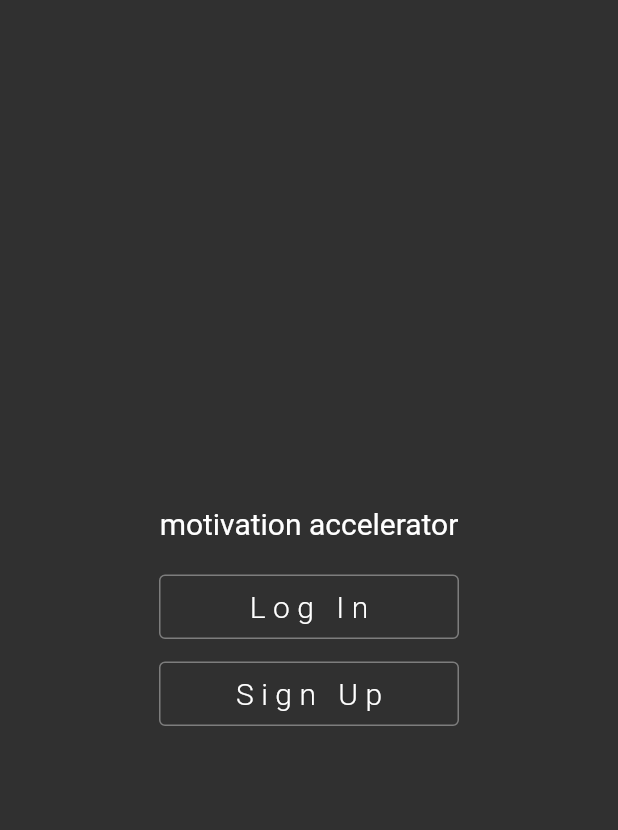
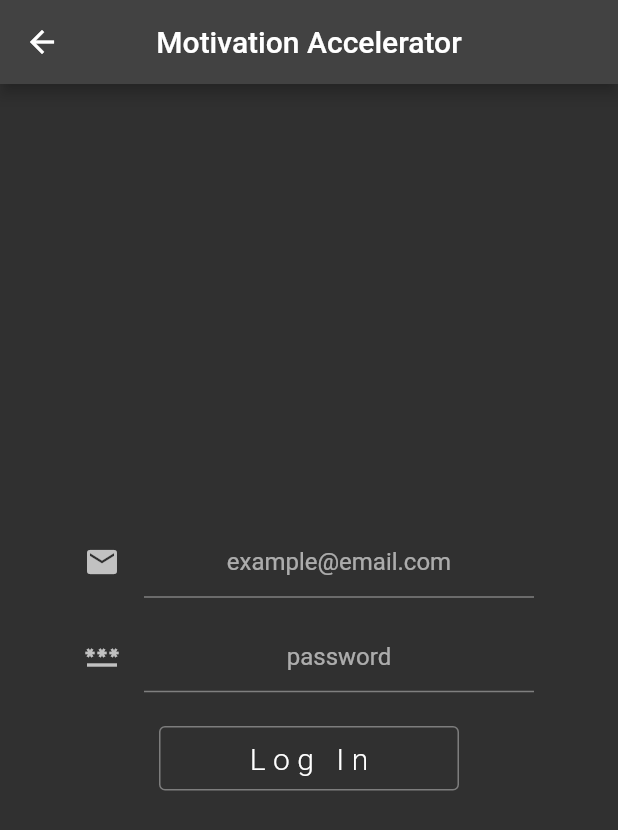
Before and after one commit to hiromu-saito/motivation-accelerator, a Flutter app: the screen it shows after launch, after a tap on "Log In", on a phone screen of 412 x 824 dp. Shown: the top 830 px of the screen. Run offline on Flutter 3.47's test engine with Material 2 defaults, Android fonts, the phone set to English and light mode, and no system bars; drawn by our look-alikes of animated_text_kit; our stand-ins replace firebase_auth, firebase_core, flutter_easyloading; accounts and stored records are empty.

Commit message:
add login process

```diff
--- a/lib/screen/login_screen.dart
+++ b/lib/screen/login_screen.dart
@@ -0,0 +1,98 @@
+import 'package:firebase_auth/firebase_auth.dart';
+import 'package:flutter/cupertino.dart';
+import 'package:flutter/material.dart';
+import 'package:flutter_easyloading/flutter_easyloading.dart';
+import 'package:motivation_accelerator/constants.dart';
+import 'package:motivation_accelerator/utility.dart';
+
+class LoginScreen extends StatefulWidget {
+  const LoginScreen({Key? key}) : super(key: key);
+
+  @override
+  State<LoginScreen> createState() => _LoginScreenState();
+}
+
+class _LoginScreenState extends State<LoginScreen> {
+  late String email;
+  late String password;
+  FirebaseAuth auth = FirebaseAuth.instance;
+
+  @override
+  Widget build(BuildContext context) {
+    return Scaffold(
+      appBar: AppBar(
+        centerTitle: true,
+        title: const Text(
+          'Motivation Accelerator',
+        ),
+      ),
+      body: Center(
+        child: Column(
+          mainAxisAlignment: MainAxisAlignment.center,
+          children: <Widget>[
+            SizedBox(
+              width: 300,
+              child: TextField(
+                keyboardType: TextInputType.emailAddress,
+                textAlign: TextAlign.center,
+                decoration: const InputDecoration(
+                  icon: Icon(Icons.email),
+                  hintText: 'example@email.com',
+                ),
+                onChanged: (value) {
+                  email = value;
+                },
+              ),
+            ),
+            const SizedBox(
+              height: 15.0,
+            ),
+            SizedBox(
+              width: 300,
+              child: TextField(
+                textAlign: TextAlign.center,
+                decoration: const InputDecoration(
+                  icon: Icon(Icons.password),
+                  hintText: 'password',
+                ),
+                onChanged: (value) {
+                  password = value;
+                },
+              ),
+            ),
+            const SizedBox(
+              height: 20.0,
+            ),
+            TextButton(
+              child: const Text(
+                'Log In',
+                style: ktButtonTextStyle,
+              ),
+              style: ktButtonStyle,
+              onPressed: () async {
+                EasyLoading.show(status: 'login...');
+                try {
+                  UserCredential userCredential =
+                      await FirebaseAuth.instance.signInWithEmailAndPassword(
+                    email: email,
+                    password: password,
+                  );
+                } on FirebaseAuthException catch (e) {
+                  if (e.code == 'user-not-found') {
+                    showErrorDialog(context, '未登録のメールアドレスです。');
+                  } else if (e.code == 'wrong-password') {
+                    showErrorDialog(context, 'パスワードが間違っています。');
+                  }
+                } catch (e) {
+                  showErrorDialog(context, 'エラーが発生しました。');
+                } finally {
+                  EasyLoading.dismiss();
+                }
+              },
+            ),
+          ],
+        ),
+      ),
+    );
+  }
+}
--- a/lib/screen/welcome_screen.dart
+++ b/lib/screen/welcome_screen.dart
@@ -5,6 +5,7 @@ import 'package:flutter/rendering.dart';
 import 'package:motivation_accelerator/screen/signup_screen.dart';
 
 import '../constants.dart';
+import 'login_screen.dart';
 
 class WelcomeScreen extends StatelessWidget {
   const WelcomeScreen({Key? key}) : super(key: key);
@@ -38,8 +39,10 @@ class WelcomeScreen extends StatelessWidget {
                 style: ktButtonTextStyle,
               ),
               onPressed: () {
-                //TODO ログイン処理実装
-                print('ログイン処理');
+                Navigator.push(
+                  context,
+                  MaterialPageRoute(builder: (context) => LoginScreen()),
+                );
               },
             ),
             const SizedBox(
```
Also changed, not shown: lib/screen/signup_screen.dart (+5 -30 lines), lib/utility.dart (added, +26 -0 lines).
